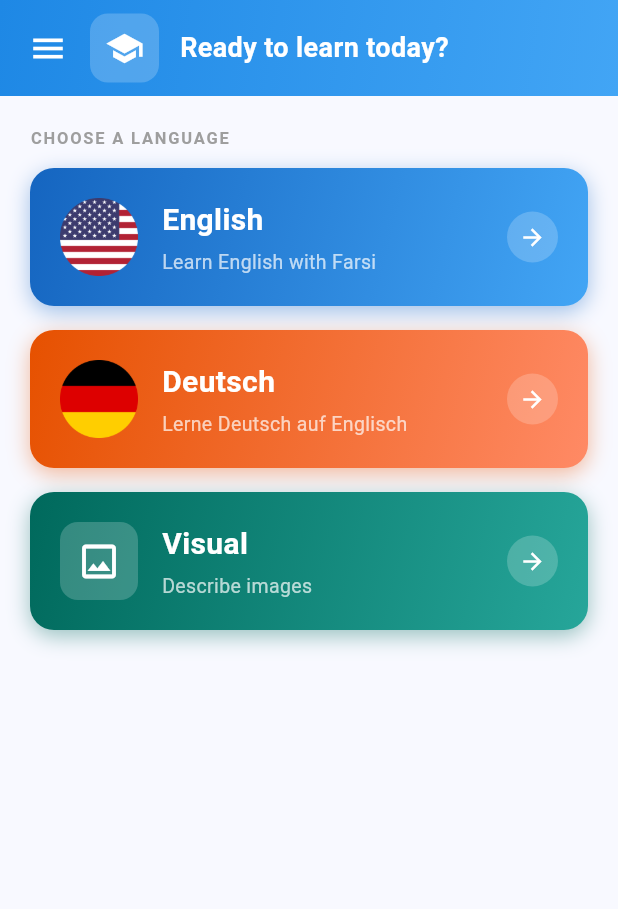
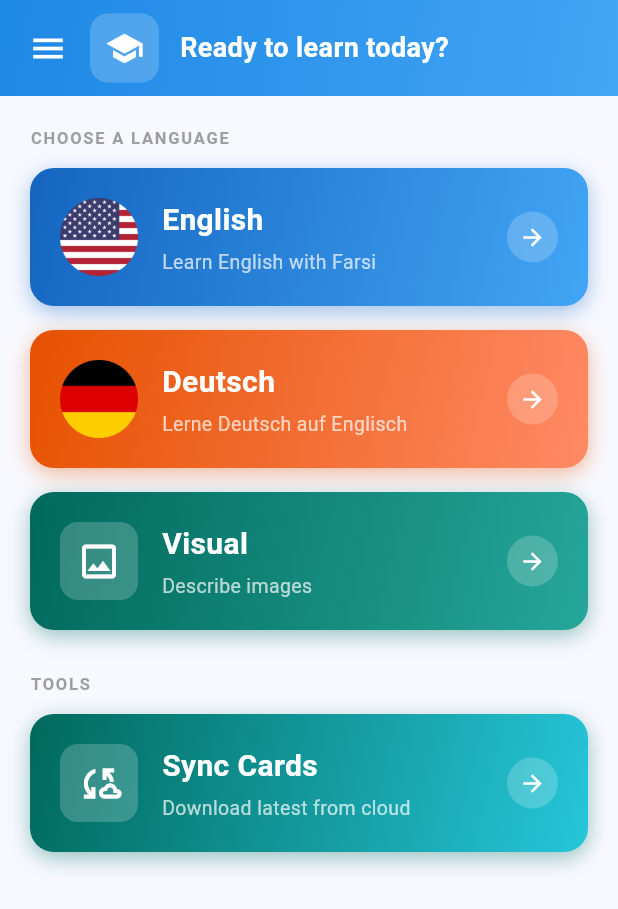
Before and after one commit to akz792000/leitner_cards, a Flutter app: the screen it shows after launch, on a phone screen of 412 x 824 dp. Shown: the top 909 px of the screen. Run offline on Flutter 3.47's test engine with Material 3 defaults, Android fonts, the phone set to English and light mode, and no system bars; our stand-ins replace flutter_spinkit, get, hive, hive_flutter, sizer, timezone; accounts and stored records are empty.

Commit message:
refactor: remove unused files and move Sync Cards to HomeScreen
- Delete orphaned/unused files: sync_screen.dart, option_model.dart,
  color_util.dart, list_notifier_helper.dart, models/ directory
- Add Sync Cards card to HomeScreen under a new 'Tools' section
- Remove Sync Cards tile from AppDrawer
- Rename AppDrawer section label from 'Decks & Tools' to 'Tools'
- Update copilot-instructions.md to reflect removed files

Co-authored-by: Copilot <223556219+Copilot@users.noreply.github.com>

```diff
--- a/lib/view/home_screen.dart
+++ b/lib/view/home_screen.dart
@@ -56,6 +56,10 @@ class HomeScreen extends StatelessWidget {
                     ),
                     const SizedBox(height: 16),
                     _buildVisualCard(context),
+                    const SizedBox(height: 28),
+                    _buildSectionLabel('Tools'),
+                    const SizedBox(height: 12),
+                    _buildSyncCard(context),
                   ],
                 ),
               ),
@@ -202,6 +206,75 @@ class HomeScreen extends StatelessWidget {
     );
   }
 
+  Widget _buildSyncCard(BuildContext context) {
+    return GestureDetector(
+      onTap: () => Get.find<RouteService>().pushNamed(RouteConfig.download),
+      child: Container(
+        width: double.infinity,
+        padding: const EdgeInsets.all(20),
+        decoration: BoxDecoration(
+          gradient: const LinearGradient(
+            colors: [Color(0xFF00695C), Color(0xFF26C6DA)],
+            begin: Alignment.topLeft,
+            end: Alignment.bottomRight,
+          ),
+          borderRadius: BorderRadius.circular(16),
+          boxShadow: [
+            BoxShadow(
+              color: const Color(0xFF00695C).withAlpha(100),
+              blurRadius: 12,
+              offset: const Offset(0, 4),
+            ),
+          ],
+        ),
+        child: Row(
+          children: [
+            Container(
+              width: 52,
+              height: 52,
+              decoration: BoxDecoration(
+                color: Colors.white.withAlpha(51),
+                borderRadius: BorderRadius.circular(12),
+              ),
+              child: const Icon(Icons.cloud_sync_outlined,
+                  color: Colors.white, size: 30),
+            ),
+            const SizedBox(width: 16),
+            const Expanded(
+              child: Column(
+                crossAxisAlignment: CrossAxisAlignment.start,
+                children: [
+                  Text(
+                    'Sync Cards',
+                    style: TextStyle(
+                      color: Colors.white,
+                      fontSize: 20,
+                      fontWeight: FontWeight.bold,
+                    ),
+                  ),
+                  SizedBox(height: 4),
+                  Text(
+                    'Download latest from cloud',
+                    style: TextStyle(color: Colors.white70, fontSize: 13),
+                  ),
+                ],
+              ),
+            ),
+            Container(
+              padding: const EdgeInsets.all(8),
+              decoration: BoxDecoration(
+                color: Colors.white.withAlpha(51),
+                shape: BoxShape.circle,
+              ),
+              child: const Icon(Icons.arrow_forward,
+                  color: Colors.white, size: 18),
+            ),
+          ],
+        ),
+      ),
+    );
+  }
+
   Widget _buildLanguageCard(
     BuildContext context, {
     required String flag,
```
Also changed, not shown: lib/models/option_model.dart (deleted, +0 -21 lines), lib/util/color_util.dart (deleted, +0 -35 lines), lib/util/list_notifier_helper.dart (deleted, +0 -25 lines), lib/view/app_drawer.dart (+1 -12 lines), lib/view/sync_screen.dart (deleted, +0 -13 lines), 1 other file.
